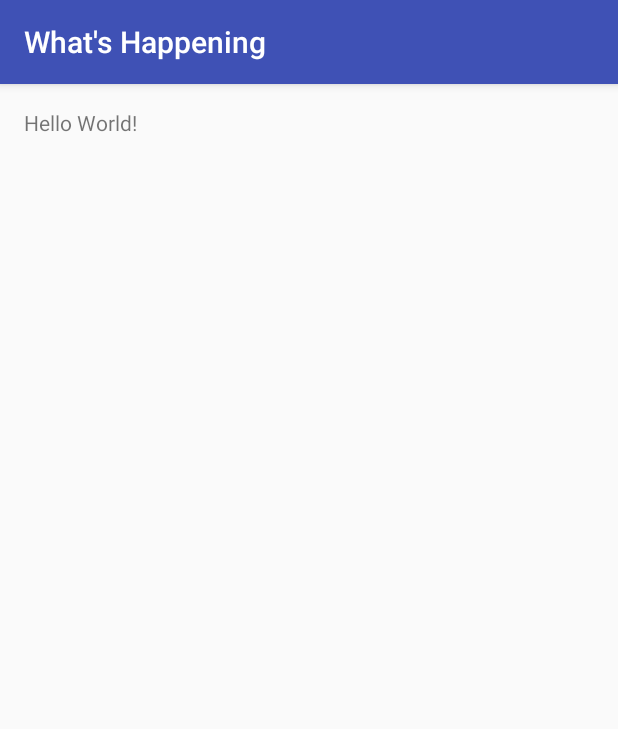
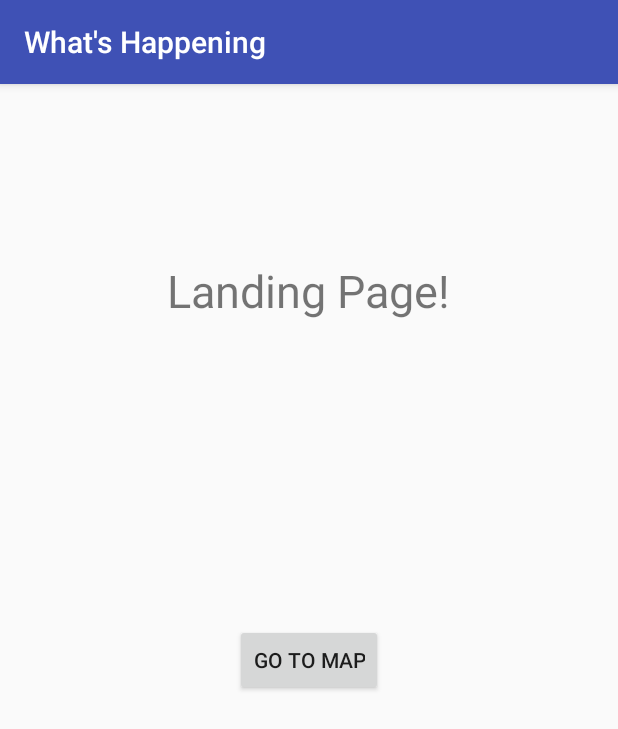
Before and after one commit to H-Huang/Whats-Happening, an Android app: the screen it shows after launch (MainActivity), on a phone screen of 412 x 824 dp. Shown: the top 729 px of the screen. Run offline under Robolectric (Android 15) with nearby library versions, the phone set to English and light mode, and no system bars.

Commit message:
landing page + google maps integration

```diff
--- a/app/build.gradle
+++ b/app/build.gradle
@@ -23,4 +23,5 @@ dependencies {
     compile fileTree(dir: 'libs', include: ['*.jar'])
     testCompile 'junit:junit:4.12'
     compile 'com.android.support:appcompat-v7:23.3.0'
+    compile 'com.google.android.gms:play-services:8.1.0'
 }
--- a/app/src/main/java/csm117/whatshappening/MainActivity.java
+++ b/app/src/main/java/csm117/whatshappening/MainActivity.java
@@ -1,7 +1,10 @@
 package csm117.whatshappening;
 
+import android.content.Intent;
 import android.support.v7.app.AppCompatActivity;
 import android.os.Bundle;
+import android.view.View;
+import android.widget.Button;
 
 public class MainActivity extends AppCompatActivity {
 
@@ -9,5 +12,15 @@ public class MainActivity extends AppCompatActivity {
     protected void onCreate(Bundle savedInstanceState) {
         super.onCreate(savedInstanceState);
         setContentView(R.layout.activity_main);
+
+
+        final Button button = (Button) findViewById(R.id.map_redirect);
+        button.setOnClickListener(new View.OnClickListener() {
+            public void onClick(View v) {
+                Intent i = new Intent(getApplicationContext(),MapsActivity.class);
+                startActivity(i);
+            }
+        });
+
     }
 }
--- a/app/src/main/res/layout/activity_main.xml
+++ b/app/src/main/res/layout/activity_main.xml
@@ -1,16 +1,29 @@
 <?xml version="1.0" encoding="utf-8"?>
-<RelativeLayout xmlns:android="http://schemas.android.com/apk/res/android"
+<RelativeLayout
+    xmlns:android="http://schemas.android.com/apk/res/android"
     xmlns:tools="http://schemas.android.com/tools"
     android:layout_width="match_parent"
     android:layout_height="match_parent"
-    android:paddingBottom="@dimen/activity_vertical_margin"
     android:paddingLeft="@dimen/activity_horizontal_margin"
     android:paddingRight="@dimen/activity_horizontal_margin"
     android:paddingTop="@dimen/activity_vertical_margin"
+    android:paddingBottom="@dimen/activity_vertical_margin"
     tools:context="csm117.whatshappening.MainActivity">
 
     <TextView
+        android:text="Landing Page!"
         android:layout_width="wrap_content"
         android:layout_height="wrap_content"
-        android:text="Hello World!" />
+        android:layout_marginTop="101dp"
+        android:textSize="30dp"
+        android:layout_alignParentTop="true"
+        android:layout_centerHorizontal="true" />
+
+    <Button
+        android:layout_width="wrap_content"
+        android:layout_height="wrap_content"
+        android:text="Go to map"
+        android:id="@+id/map_redirect"
+        android:layout_centerVertical="true"
+        android:layout_centerHorizontal="true" />
 </RelativeLayout>
--- a/app/src/main/res/values/strings.xml
+++ b/app/src/main/res/values/strings.xml
@@ -1,3 +1,4 @@
 <resources>
     <string name="app_name">What\'s Happening</string>
+    <string name="title_activity_maps">Map</string>
 </resources>
```
Also changed, not shown: app/src/debug/res/values/google_maps_api.xml (added, +22 -0 lines), app/src/main/AndroidManifest.xml (+22 -0 lines), app/src/main/java/csm117/whatshappening/MapsActivity.java (added, +46 -0 lines), app/src/main/res/layout/activity_maps.xml (added, +8 -0 lines), 1 other file.
